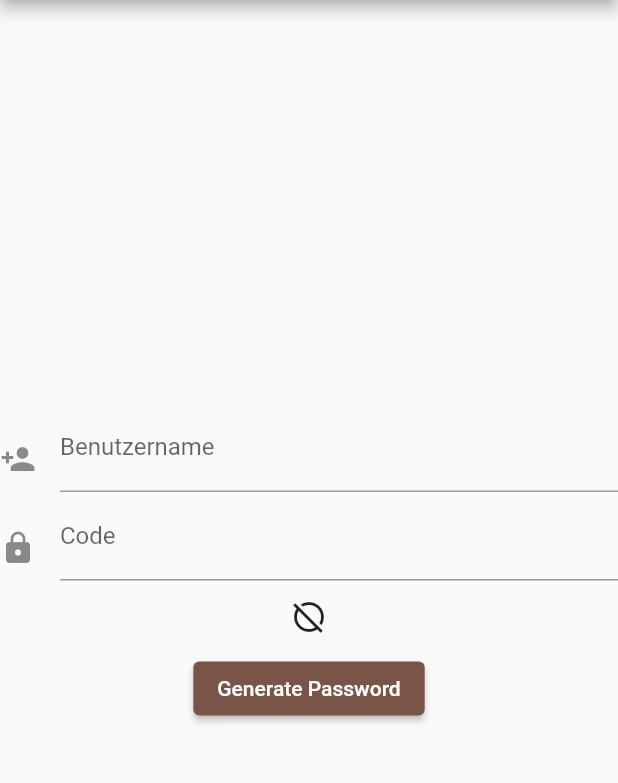
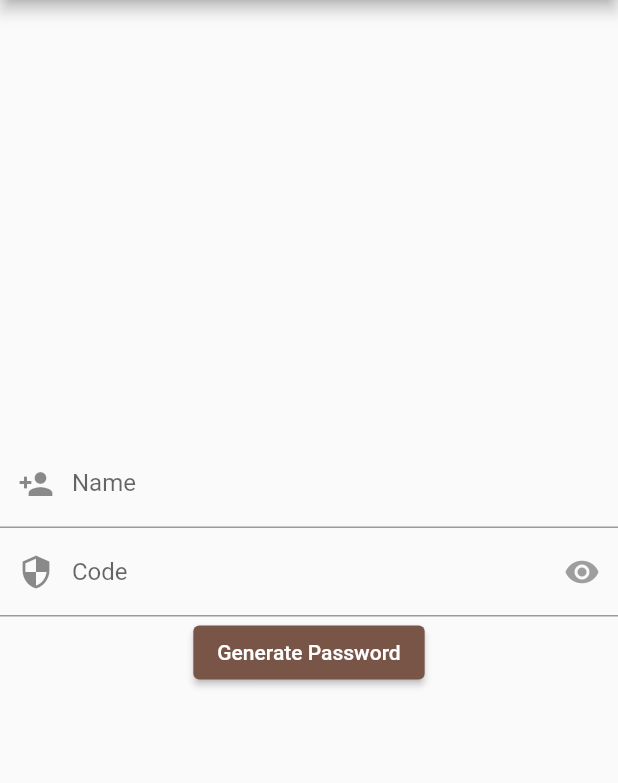
Before and after one commit to oliverhubert/passwordgenerator, a Flutter app: the screen it shows after launch, on a phone screen of 412 x 824 dp, the part 84-867 px from its top. Run offline on Flutter 3.47's test engine with Material 2 defaults, Android fonts, the phone set to English and light mode, and no system bars.

Commit message:
changed show/hide Code

```diff
--- a/lib/main.dart
+++ b/lib/main.dart
@@ -27,14 +27,8 @@ class MyHomePage extends StatefulWidget {
 }
 
 class MyHomePageState extends State<MyHomePage> {
-  bool _obscureText = true;
+  bool _showCode = false;
   String _password = "";
-
-  void _toggle() {
-    setState(() {
-      _obscureText = !_obscureText;
-    });
-  }
 
   @override
   Widget build(BuildContext context) {
@@ -47,23 +41,27 @@ class MyHomePageState extends State<MyHomePage> {
             mainAxisAlignment: MainAxisAlignment.center,
             children: <Widget>[
               TextFormField(
-                decoration: const InputDecoration(
-                    labelText: 'Benutzername',
-                    icon: const Padding(
-                        padding: const EdgeInsets.only(top: 15.0),
-                        child: const Icon(Icons.person_add))),
-                obscureText: _obscureText,
+                decoration: InputDecoration(
+                  labelText: 'Name',
+                  prefixIcon: Icon(Icons.person_add),
+                ),
               ),
               TextFormField(
-                decoration: const InputDecoration(
-                    labelText: 'Code',
-                    icon: const Padding(
-                        padding: const EdgeInsets.only(top: 15.0),
-                        child: const Icon(Icons.lock))),
-                obscureText: _obscureText,
+                obscureText: !this._showCode,
+                decoration: InputDecoration(
+                  labelText: 'Code',
+                  prefixIcon: Icon(Icons.security),
+                  suffixIcon: IconButton(
+                    icon: Icon(
+                      Icons.remove_red_eye,
+                      color: this._showCode ? Colors.blue : Colors.grey,
+                    ),
+                    onPressed: () {
+                      setState(() => this._showCode = !this._showCode);
+                    },
+                  ),
+                ),
               ),
-              IconButton(
-                  icon: const Icon(Icons.hide_source), onPressed: _toggle),
               ElevatedButton(
                   onPressed: () {
                     setState(() {
@@ -83,28 +81,3 @@ getPassword() {
   print(password);
   return password;
 }
-
-class PasswordGenerated extends StatelessWidget {
-  @override
-  Widget build(BuildContext context) {
-    return Scaffold(
-      appBar: AppBar(
-        title: Text("Password Generated"),
-      ),
-      body: Center(
-        child: Column(
-          mainAxisAlignment: MainAxisAlignment.center,
-          children: <Widget>[
-            Text('$generatePassword'),
-            ElevatedButton(
-              onPressed: () {
-                Navigator.pop(context);
-              },
-              child: Text('Back to Menu'),
-            ),
-          ],
-        ),
-      ),
-    );
-  }
-}
```
